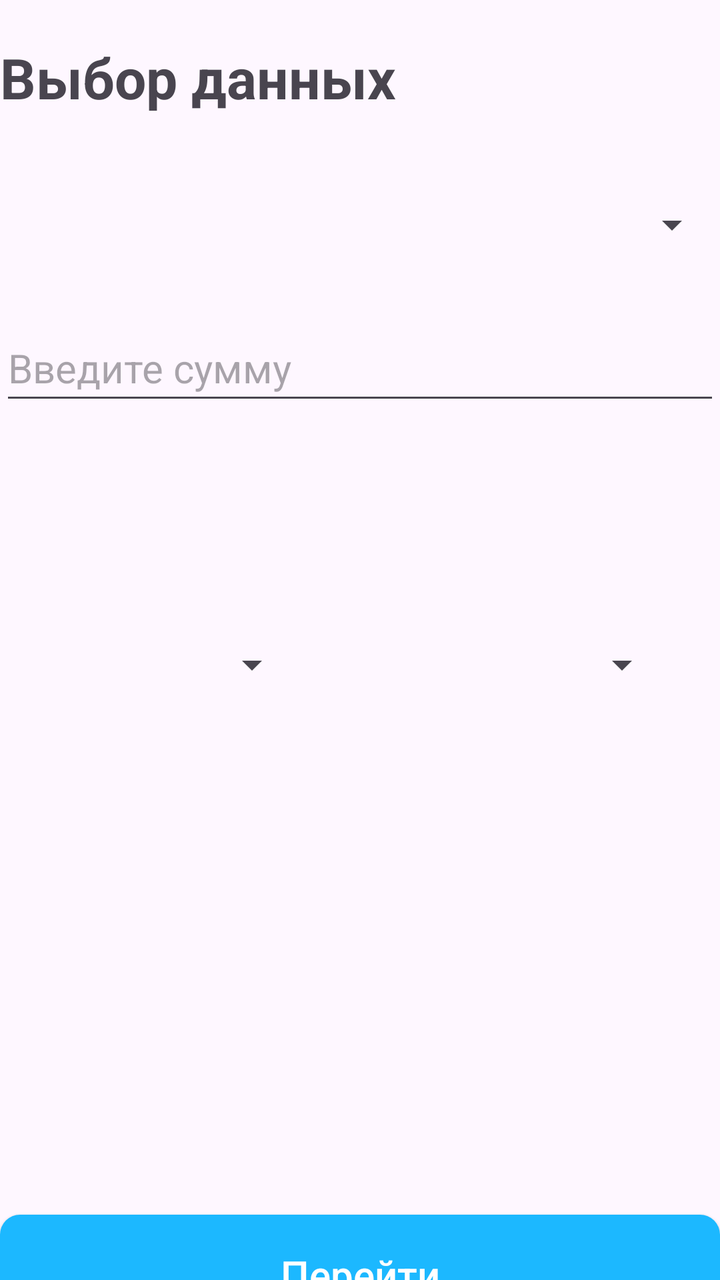
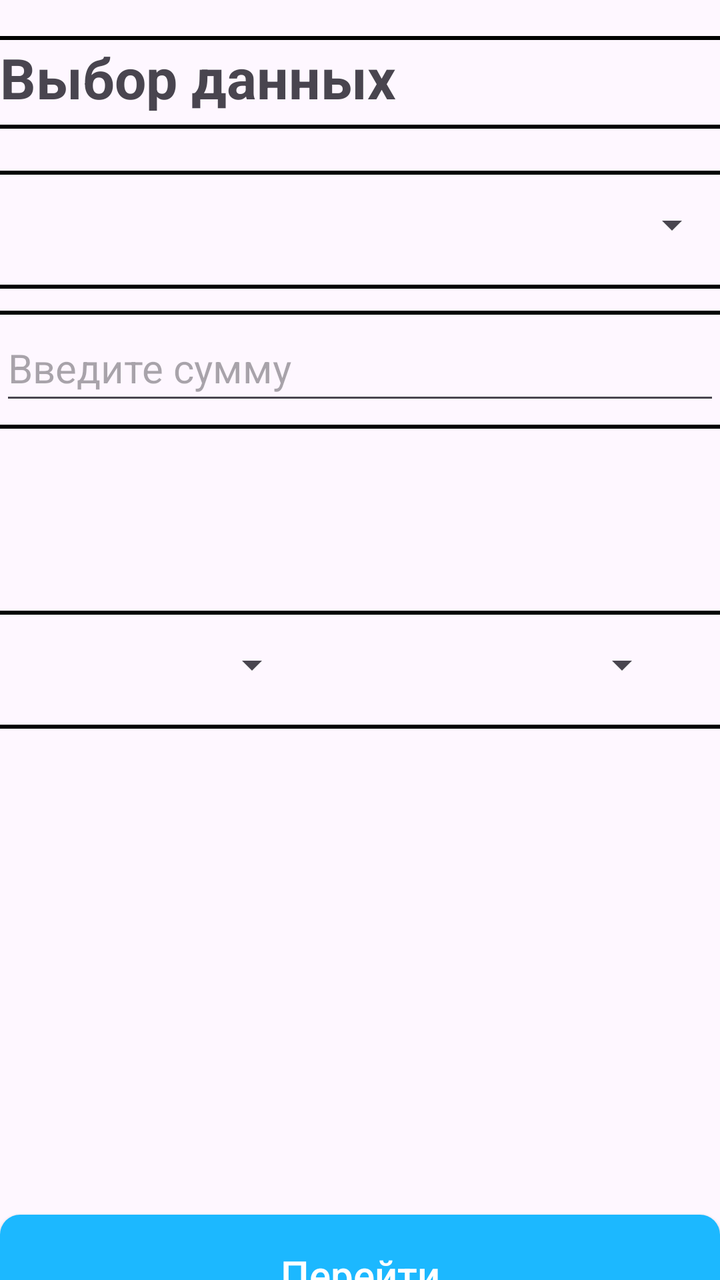

The first picture is an Android layout as it rendered before a commit; the second is the same layout after the commit. The layout source and the unified diff follow.
<!-- AndroidManifest.xml: application theme Theme.Pr22_2_KMA -->
<!-- res/layout/fragment_enter.xml -->
<?xml version="1.0" encoding="utf-8"?>
<androidx.constraintlayout.widget.ConstraintLayout
    xmlns:android="http://schemas.android.com/apk/res/android"
    xmlns:app="http://schemas.android.com/apk/res-auto"
    android:layout_width="match_parent"
    android:layout_height="match_parent"
    android:layout_margin="16dp">

    <TextView
        android:id="@+id/title"
        android:layout_width="match_parent"
        android:layout_height="wrap_content"
        app:layout_constraintStart_toStartOf="parent"
        app:layout_constraintTop_toTopOf="parent"
        android:layout_marginTop="20sp"
        android:text="@string/data"
        android:textSize="28sp"
        android:textStyle="bold"/>

    <Spinner
        android:id="@+id/spinner"
        android:layout_width="match_parent"
        android:layout_height="50dp"
        app:layout_constraintStart_toStartOf="parent"
        app:layout_constraintTop_toBottomOf="@id/title"
        android:layout_marginTop="30sp"/>

    <EditText
        android:id="@+id/ed_data"
        android:layout_width="match_parent"
        android:layout_height="50dp"
        app:layout_constraintStart_toStartOf="parent"
        app:layout_constraintTop_toBottomOf="@id/spinner"
        android:layout_marginTop="20sp"
        android:hint="@string/enter_data"
        android:textSize="20sp"/>

    <Spinner
        android:id="@+id/sp1"
        android:layout_width="150sp"
        android:layout_height="50dp"
        app:layout_constraintStart_toStartOf="parent"
        app:layout_constraintTop_toBottomOf="@id/ed_data"
        android:layout_marginTop="100sp"/>

    <Spinner
        android:id="@+id/sp2"
        android:layout_width="150sp"
        android:layout_height="50dp"
        app:layout_constraintStart_toEndOf="@id/sp1"
        app:layout_constraintTop_toBottomOf="@id/ed_data"
        android:layout_marginStart="35sp"
        android:layout_marginTop="100sp"/>

    <androidx.appcompat.widget.AppCompatButton
        android:id="@+id/next_btn"
        android:layout_width="match_parent"
        android:layout_height="60sp"
        app:layout_constraintStart_toStartOf="parent"
        app:layout_constraintTop_toBottomOf="@id/sp1"
        android:layout_marginTop="250sp"
        android:text="@string/next"
        android:textAllCaps="false"
        android:textSize="20sp"
        android:textColor="@color/white"
        android:background="@drawable/button"/>

</androidx.constraintlayout.widget.ConstraintLayout>
<!-- resources referenced by this layout -->
<resources>
  <color name="white">#FFFFFFFF</color>
  <!-- drawable button (drawable) -->
  <?xml version="1.0" encoding="utf-8"?>
  <shape xmlns:android="http://schemas.android.com/apk/res/android">
      <corners android:radius="10sp"/>
      <solid android:color="@color/blue"/>
  </shape>
  <string name="data">Выбор данных</string>
  <string name="enter_data">Введите сумму</string>
  <string name="next">Перейти</string>
  <style name="Theme.Pr22_2_KMA" parent="Base.Theme.Pr22_2_KMA" />
  <color name="blue">#1CB8FF</color>
  <style name="Base.Theme.Pr22_2_KMA" parent="Theme.Material3.DayNight.NoActionBar">
          
          
      </style>
</resources>

<!-- the commit's change to res/layout/fragment_enter.xml (unified diff, before → after) -->
@@ -1,10 +1,19 @@
 <?xml version="1.0" encoding="utf-8"?>
-<androidx.constraintlayout.widget.ConstraintLayout
-    xmlns:android="http://schemas.android.com/apk/res/android"
+<androidx.constraintlayout.widget.ConstraintLayout xmlns:android="http://schemas.android.com/apk/res/android"
     xmlns:app="http://schemas.android.com/apk/res-auto"
     android:layout_width="match_parent"
     android:layout_height="match_parent"
+    xmlns:tools="http://schemas.android.com/tools"
     android:layout_margin="16dp">
+
+    <View
+        android:layout_width="match_parent"
+        android:layout_height="2sp"
+        android:background="@color/black"
+        app:layout_constraintStart_toStartOf="parent"
+        app:layout_constraintBottom_toTopOf="@id/title"
+        android:layout_marginTop="5sp"
+        tools:ignore="SmallSp" />
 
     <TextView
         android:id="@+id/title"
@@ -17,6 +26,24 @@
         android:textSize="28sp"
         android:textStyle="bold"/>
 
+    <View
+        android:layout_width="match_parent"
+        android:layout_height="2sp"
+        android:background="@color/black"
+        app:layout_constraintStart_toStartOf="parent"
+        app:layout_constraintTop_toBottomOf="@id/title"
+        android:layout_marginTop="5sp"
+        tools:ignore="SmallSp" />
+
+    <View
+        android:layout_width="match_parent"
+        android:layout_height="2sp"
+        android:background="@color/black"
+        app:layout_constraintStart_toStartOf="parent"
+        app:layout_constraintBottom_toTopOf="@id/spinner"
+        android:layout_marginTop="5sp"
+        tools:ignore="SmallSp" />
+
     <Spinner
         android:id="@+id/spinner"
         android:layout_width="match_parent"
@@ -24,6 +51,24 @@
         app:layout_constraintStart_toStartOf="parent"
         app:layout_constraintTop_toBottomOf="@id/title"
         android:layout_marginTop="30sp"/>
+
+    <View
+        android:layout_width="match_parent"
+        android:layout_height="2sp"
+        android:background="@color/black"
+        app:layout_constraintStart_toStartOf="parent"
+        app:layout_constraintTop_toBottomOf="@id/spinner"
+        android:layout_marginTop="5sp"
+        tools:ignore="SmallSp" />
+
+    <View
+        android:layout_width="match_parent"
+        android:layout_height="2sp"
+        android:background="@color/black"
+        app:layout_constraintStart_toStartOf="parent"
+        app:layout_constraintBottom_toTopOf="@id/ed_data"
+        android:layout_marginTop="5sp"
+        tools:ignore="SmallSp" />
 
     <EditText
         android:id="@+id/ed_data"
@@ -34,6 +79,24 @@
         android:layout_marginTop="20sp"
         android:hint="@string/enter_data"
         android:textSize="20sp"/>
+
+    <View
+        android:layout_width="match_parent"
+        android:layout_height="2sp"
+        android:background="@color/black"
+        app:layout_constraintStart_toStartOf="parent"
+        app:layout_constraintTop_toBottomOf="@id/ed_data"
+        android:layout_marginTop="5sp"
+        tools:ignore="SmallSp" />
+
+    <View
+        android:layout_width="match_parent"
+        android:layout_height="2sp"
+        android:background="@color/black"
+        app:layout_constraintStart_toStartOf="parent"
+        app:layout_constraintBottom_toTopOf="@id/sp1"
+        android:layout_marginTop="5sp"
+        tools:ignore="SmallSp" />
 
     <Spinner
         android:id="@+id/sp1"
@@ -52,6 +115,15 @@
         android:layout_marginStart="35sp"
         android:layout_marginTop="100sp"/>
 
+    <View
+        android:layout_width="match_parent"
+        android:layout_height="2sp"
+        android:background="@color/black"
+        app:layout_constraintStart_toStartOf="parent"
+        app:layout_constraintTop_toBottomOf="@id/sp1"
+        android:layout_marginTop="5sp"
+        tools:ignore="SmallSp" />
+
     <androidx.appcompat.widget.AppCompatButton
         android:id="@+id/next_btn"
         android:layout_width="match_parent"
<!-- resource entries referenced after the edit -->
@@ -1,5 +1,6 @@
 <!-- resources referenced by this layout -->
 <resources>
+  <color name="black">#FF000000</color>
   <color name="white">#FFFFFFFF</color>
   <!-- drawable button (drawable) -->
   <?xml version="1.0" encoding="utf-8"?>
